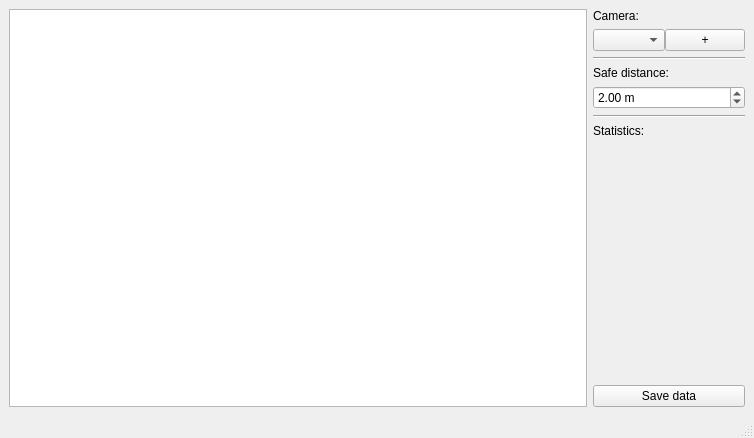
The window that social-distancing-v2/social_distance/gui/ui/mainwindow.ui (pischule/uni) describes before a commit, drawn with Qt 5.
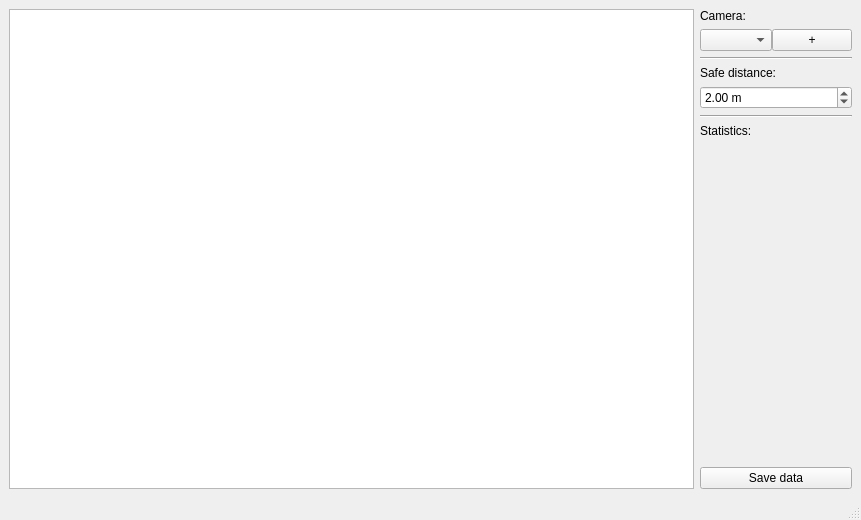
The same window after the commit.

Diff of the .ui file:
```diff
--- a/social-distancing-v2/social_distance/gui/ui/mainwindow.ui
+++ b/social-distancing-v2/social_distance/gui/ui/mainwindow.ui
@@ -6,8 +6,8 @@
    <rect>
     <x>0</x>
     <y>0</y>
-    <width>754</width>
-    <height>438</height>
+    <width>861</width>
+    <height>520</height>
    </rect>
   </property>
   <property name="sizePolicy">
```
Left out of the diff: 2 changed lines with no effect on the pictures.
